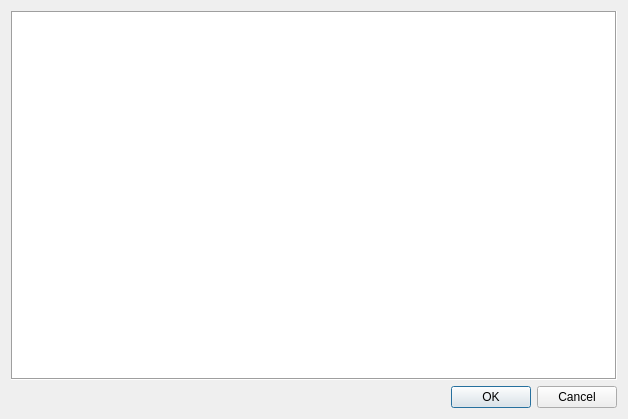
Above: src/ui/localmodupdatedialog.ui from kaniol-lck/modmanager before the change. Below: the same form after it.
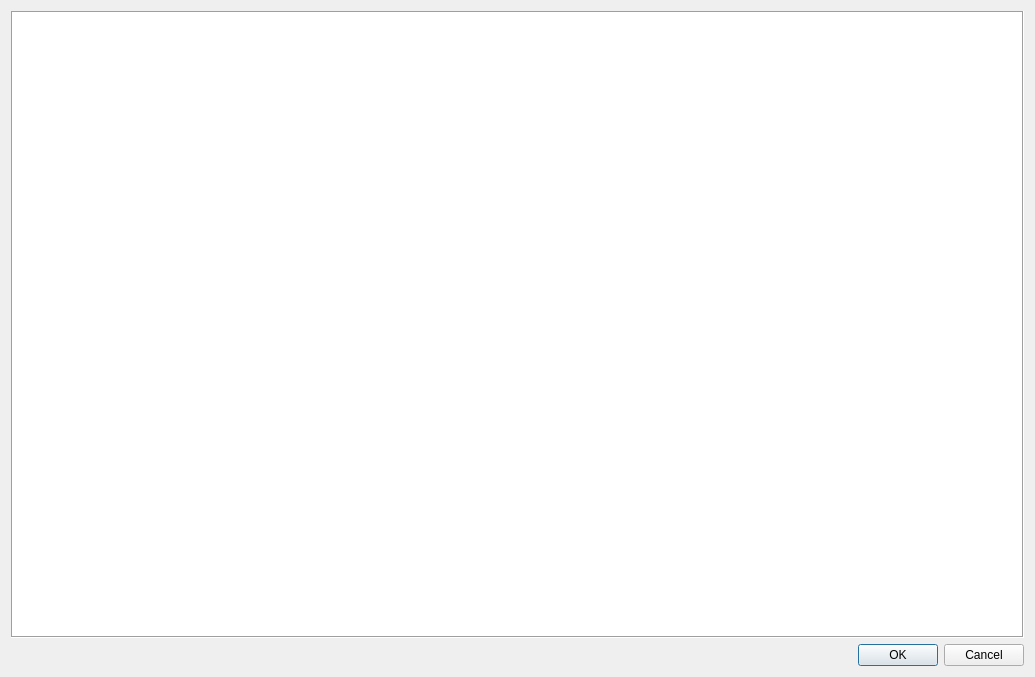
That is the form after the change.

What changed in the file:
```diff
--- a/src/ui/localmodupdatedialog.ui
+++ b/src/ui/localmodupdatedialog.ui
@@ -6,8 +6,8 @@
    <rect>
     <x>0</x>
     <y>0</y>
-    <width>628</width>
-    <height>419</height>
+    <width>1035</width>
+    <height>677</height>
    </rect>
   </property>
   <property name="windowTitle">
```
Left out of the diff: 2 changed lines with no effect on the pictures.
